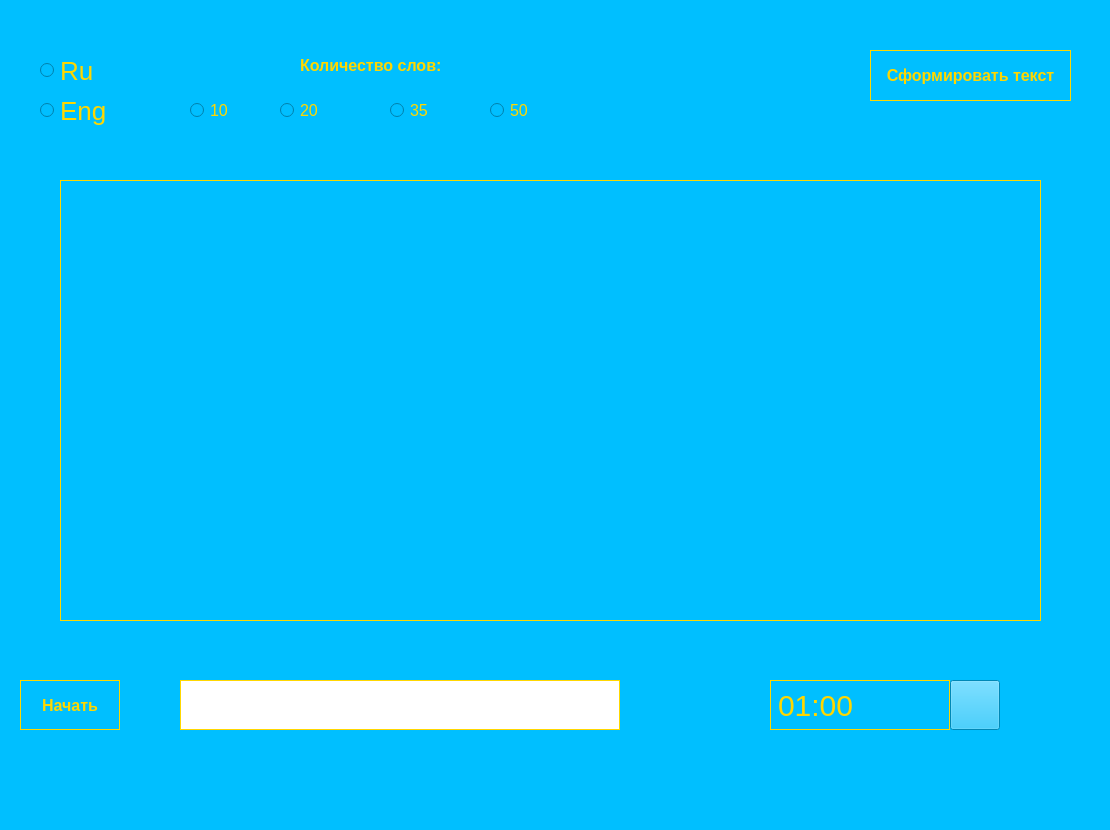
The window that yandex_lyceum_project/game_form.ui (Keysiks/PYQT_Project-Typing_Test) describes before a commit, drawn with Qt 5.
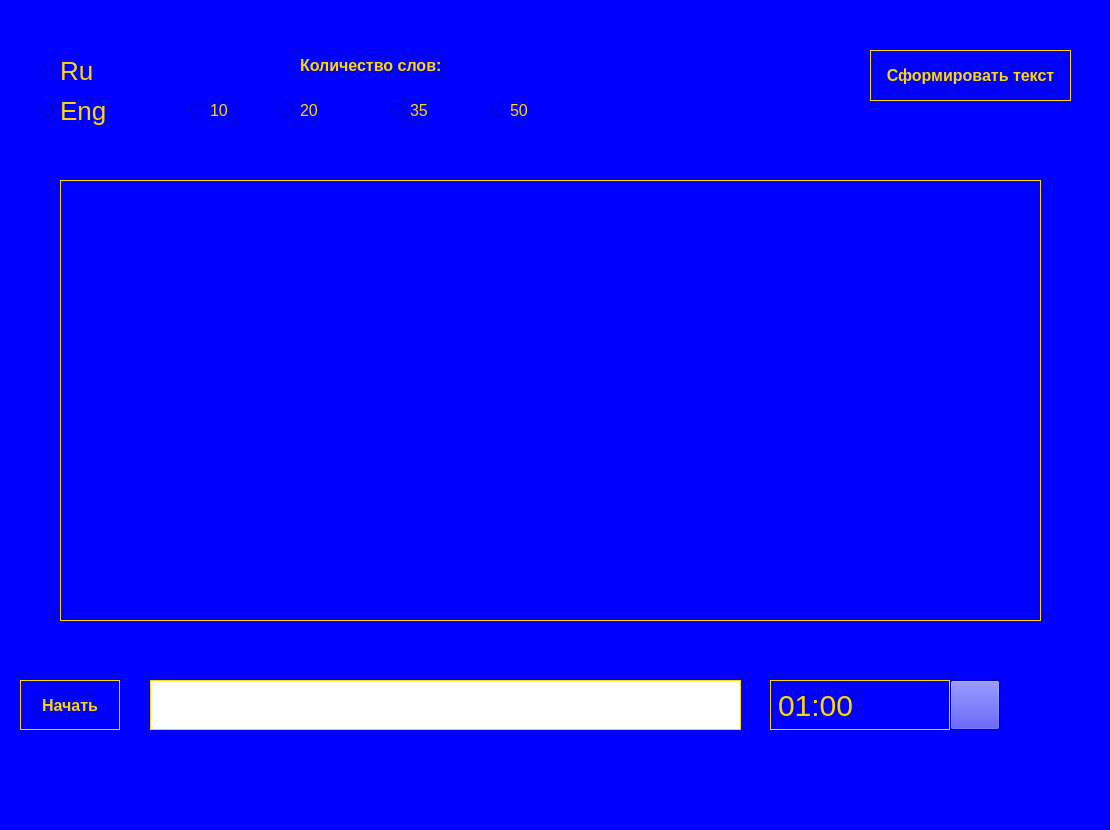
The same window after the commit.

Patch:
```diff
--- a/yandex_lyceum_project/game_form.ui
+++ b/yandex_lyceum_project/game_form.ui
@@ -26,7 +26,7 @@
    <string>MainWindow</string>
   </property>
   <property name="styleSheet">
-   <string notr="true">background: #00BFFF;</string>
+   <string notr="true">background: #0000FF;</string>
   </property>
   <widget class="QWidget" name="centralwidget">
    <widget class="QRadioButton" name="radioButton">
@@ -187,22 +187,6 @@
      <string notr="true">count_group</string>
     </attribute>
    </widget>
-   <widget class="QLineEdit" name="lineEdit">
-    <property name="geometry">
-     <rect>
-      <x>180</x>
-      <y>680</y>
-      <width>440</width>
-      <height>50</height>
-     </rect>
-    </property>
-    <property name="styleSheet">
-     <string notr="true">background: white;
-border: 1px solid gold;
-font-size: 30px; 
-font-weight: 900;</string>
-    </property>
-   </widget>
    <widget class="QLabel" name="timer_label">
     <property name="geometry">
      <rect>
@@ -298,6 +282,22 @@
      <string/>
     </property>
    </widget>
+   <widget class="QTextEdit" name="area_for_typing">
+    <property name="geometry">
+     <rect>
+      <x>150</x>
+      <y>680</y>
+      <width>591</width>
+      <height>50</height>
+     </rect>
+    </property>
+    <property name="styleSheet">
+     <string notr="true">background: white;
+border: 1px solid gold;
+font-size: 30px; 
+font-weight: 900;</string>
+    </property>
+   </widget>
   </widget>
   <widget class="QStatusBar" name="statusbar"/>
  </widget>
```
Left out of the diff: 2 changed lines with no effect on the pictures.
